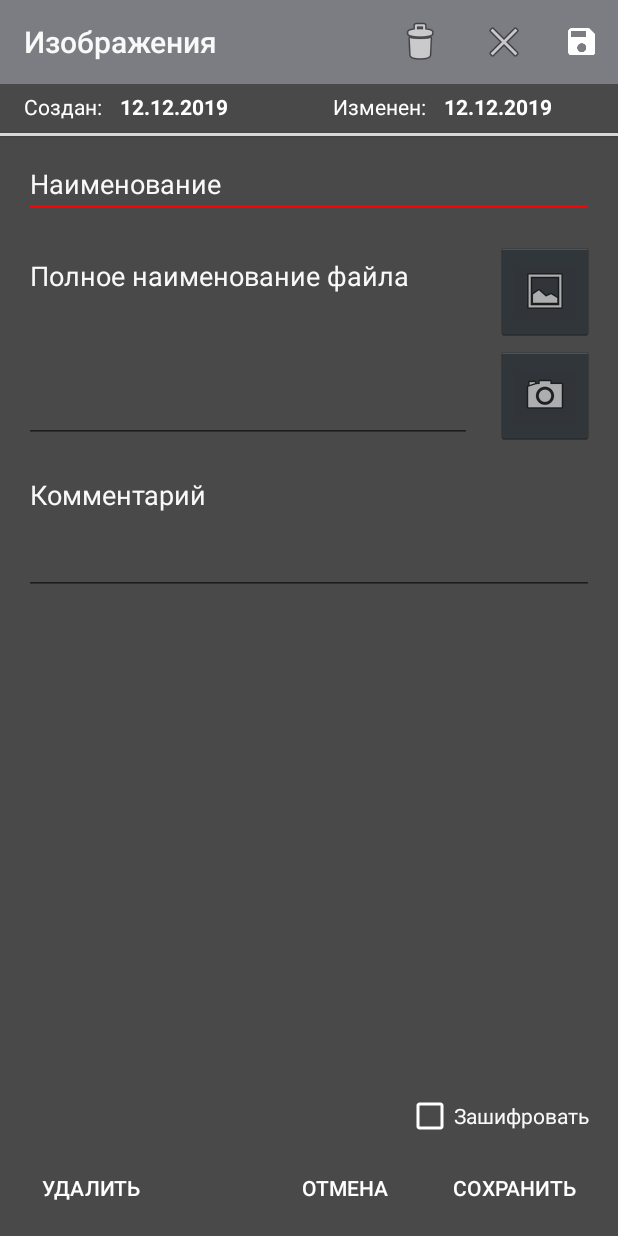
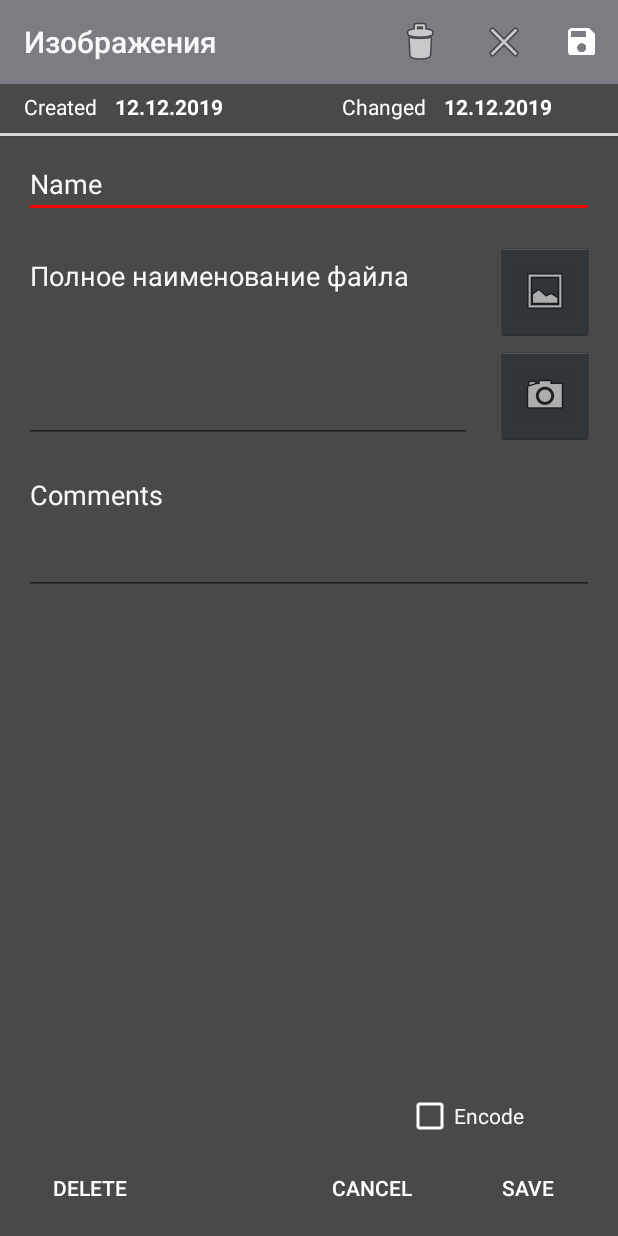
Before and after one commit to Ghedzik/CryptoBook1-lite, an Android app: the addEditImage screen opened directly, with no data from a screen before it, on a phone screen of 412 x 824 dp. Run offline under Robolectric (Android 15) with nearby library versions, the phone set to English and light mode, and no system bars; pictures from the network do not load; 12 statements that could not run were skipped.

Commit message:
Локализация

```diff
--- a/app/src/main/res/layout/activity_add_edit_image.xml
+++ b/app/src/main/res/layout/activity_add_edit_image.xml
@@ -61,7 +61,7 @@
         android:layout_marginTop="20dp"
         android:layout_marginEnd="16dp"
         android:ems="10"
-        android:hint="Наименование"
+        android:hint="@string/hint_name"
         android:inputType="textCapSentences|textPersonName"
         android:textColor="@android:color/white"
         android:textColorHint="@color/сolorTextBlack"
@@ -79,7 +79,7 @@
         android:layout_marginEnd="16dp"
         android:ems="10"
         android:gravity="top|left"
-        android:hint="Комментарий"
+        android:hint="@string/hint_comment"
         android:inputType="textCapSentences|textMultiLine"
         android:textColor="@android:color/background_light"
         android:textColorHighlight="@color/сolorTextBlack"
@@ -97,7 +97,7 @@
         android:layout_marginEnd="16dp"
         android:ems="10"
         android:gravity="top"
-        android:hint="Полное наименование файла"
+        android:hint="@string/hint_full_file_name"
         android:inputType="textMultiLine|textPersonName"
         android:textColor="@android:color/white"
         android:textColorHint="@color/сolorTextBlack"
@@ -113,7 +113,7 @@
         android:layout_marginEnd="16dp"
         android:layout_marginBottom="8dp"
         android:onClick="okEdit"
-        android:text="Сохранить"
+        android:text="@string/control_save"
         android:textColor="@android:color/white"
         app:layout_constraintBottom_toBottomOf="parent"
         app:layout_constraintEnd_toEndOf="parent" />
@@ -126,7 +126,7 @@
         android:layout_marginEnd="16dp"
         android:layout_marginBottom="8dp"
         android:onClick="cancelEdit"
-        android:text="Отмена"
+        android:text="@string/control_cancel"
         android:textAlignment="center"
         android:textColor="@android:color/white"
         app:layout_constraintBottom_toBottomOf="parent"
@@ -140,7 +140,7 @@
         android:layout_marginStart="16dp"
         android:layout_marginBottom="8dp"
         android:onClick="deleteEdit"
-        android:text="Удалить"
+        android:text="@string/control_delete"
         android:textColor="@android:color/white"
         app:layout_constraintBottom_toBottomOf="parent"
         app:layout_constraintStart_toStartOf="parent" />
@@ -188,7 +188,7 @@
         android:layout_height="wrap_content"
         android:layout_marginStart="16dp"
         android:layout_marginTop="5dp"
-        android:text="Создан:"
+        android:text="@string/label_create_date"
         android:textColor="@android:color/white"
         app:layout_constraintStart_toStartOf="parent"
         app:layout_constraintTop_toBottomOf="@+id/addEditImgToolbar" />
@@ -199,7 +199,7 @@
         android:layout_height="19dp"
         android:layout_marginTop="5dp"
         android:layout_marginEnd="12dp"
-        android:text="Изменен:"
+        android:text="@string/label_change_date"
         android:textColor="@android:color/white"
         app:layout_constraintEnd_toStartOf="@+id/tvDateChangeImg"
         app:layout_constraintTop_toBottomOf="@+id/addEditImgToolbar" />
@@ -210,7 +210,7 @@
         android:layout_height="32dp"
         android:layout_marginEnd="16dp"
         android:layout_marginBottom="8dp"
-        android:text="Зашифровать"
+        android:text="@string/control_encode"
         android:textColor="@color/сolorTextBlack"
         android:theme="@style/MyCheckBox"
         app:layout_constraintBottom_toTopOf="@+id/btnSave"
--- a/app/src/main/res/values/strings.xml
+++ b/app/src/main/res/values/strings.xml
@@ -32,6 +32,18 @@
     <string name="hint_password">Password</string>
     <string name="hint_login">Login</string>
     <string name="hint_comment">Comments</string>
+    <string name="hint_full_file_name">Полное наименование файла</string>
+
+<!--Нименования управляющих элементов-->
+    <string name="control_save">Save</string>
+    <string name="control_delete">Delete</string>
+    <string name="control_cancel">Cancel</string>
+    <string name="control_encode">Encode</string>
+    <string name="control_create_backup">Create backup</string>
+    <string name="control_restore_backup">Restore</string>
+    <string name="control_change_password">Change password</string>
+    <string name="control_create">Create</string>
+    <string name="control_ok">OK</string>
 
 
     <string name="title_activity_preview_image">Preview</string>
```
Also changed, not shown: 1 other file.
